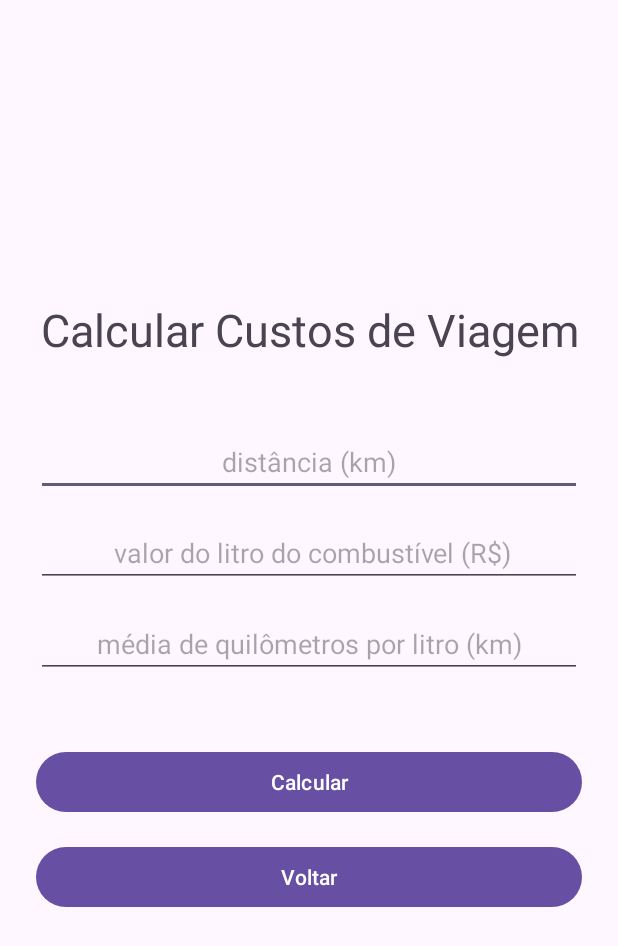
After one commit to kasayuri/Calculadora, an Android app: the ViagemActivity screen opened directly, with no data from a screen before it, on a phone screen of 412 x 824 dp. The commit adds this screen. Shown: the top 946 px of the screen. Run offline under Robolectric (Android 15) with nearby library versions, the phone set to English and light mode, and no system bars.

Commit message:
A nova activity deve permitir realizar o cálculo de uma viagem considerando os fatores: distância, valor do litro do combustível, média de quilômetros por litro que o veículo faz. Não precisa especificar o combustível. Ao final é esperado uma mensagem mostrando quanto será gasto na viagem.

```diff
--- a/app/src/main/AndroidManifest.xml
+++ b/app/src/main/AndroidManifest.xml
@@ -11,6 +11,9 @@
         android:roundIcon="@mipmap/ic_launcher_round"
         android:supportsRtl="true"
         android:theme="@style/Theme.Calculadora">
+        <activity
+            android:name=".ViagemActivity"
+            android:exported="false" />
         <activity
             android:name=".CalculaActivity"
             android:exported="false" />
--- a/app/src/main/java/com/example/calculadora/CalculaActivity.java
+++ b/app/src/main/java/com/example/calculadora/CalculaActivity.java
@@ -1,5 +1,6 @@
 package com.example.calculadora;
 
+import android.content.Intent;
 import android.os.Bundle;
 import android.view.View;
 import android.widget.Button;
@@ -43,6 +44,8 @@ public class CalculaActivity extends AppCompatActivity implements View.OnClickLi
     @Override
     public void onClick(View view) {
         if (view.getId() == R.id.btVoltar) {
+            Intent telaHome = new Intent(CalculaActivity.this, MainActivity.class);
+            startActivity(telaHome);
             finish();
         } else if (view.getId() == R.id.btCalcular) {
             calcular();
--- /dev/null
+++ b/app/src/main/java/com/example/calculadora/ViagemActivity.java
@@ -0,0 +1,65 @@
+package com.example.calculadora;
+
+import android.content.Intent;
+import android.os.Bundle;
+import android.view.View;
+import android.widget.Button;
+import android.widget.EditText;
+import android.widget.Toast;
+
+import androidx.activity.EdgeToEdge;
+import androidx.appcompat.app.AppCompatActivity;
+import androidx.core.graphics.Insets;
+import androidx.core.view.ViewCompat;
+import androidx.core.view.WindowInsetsCompat;
+
+public class ViagemActivity extends AppCompatActivity implements View.OnClickListener {
+
+    @Override
+    protected void onCreate(Bundle savedInstanceState) {
+        super.onCreate(savedInstanceState);
+        EdgeToEdge.enable(this);
+        setContentView(R.layout.activity_viagem);
+        ViewCompat.setOnApplyWindowInsetsListener(findViewById(R.id.main), (v, insets) -> {
+            Insets systemBars = insets.getInsets(WindowInsetsCompat.Type.systemBars());
+            v.setPadding(systemBars.left, systemBars.top, systemBars.right, systemBars.bottom);
+            return insets;
+        });
+
+        Button btVoltarViagem = findViewById(R.id.btVoltarViagem);
+        btVoltarViagem.setOnClickListener(this);
+
+        Button btCalcularViagem = findViewById(R.id.btCalcularViagem);
+        btCalcularViagem.setOnClickListener(this);
+    }
+
+
+    @Override
+    public void onClick(View view) {
+        if (view.getId() == R.id.btVoltarViagem) {
+            Intent telaHome = new Intent(ViagemActivity.this, MainActivity.class);
+            startActivity(telaHome);
+            finish();
+        } else if (view.getId() == R.id.btCalcularViagem) {
+            calcularViagem();
+        }
+    }
+
+    private void calcularViagem(){
+        EditText etDistanciaViagem = findViewById(R.id.etDistanciaViagem);
+        EditText etValorCombustivelViagem = findViewById(R.id.etValorCombustivelViagem);
+        EditText etMediaKmPorLViagem = findViewById(R.id.etMediaKmPorLViagem);
+
+        double distancia = Double.parseDouble(etDistanciaViagem.getText().toString());
+        double valorCombustivel = Double.parseDouble(etValorCombustivelViagem.getText().toString());
+        double mediaKmPorL = Double.parseDouble(etMediaKmPorLViagem.getText().toString());
+
+        double custoViagem = (distancia / mediaKmPorL) * valorCombustivel;
+        String resultado = String.format("%.2f", custoViagem);
+
+        Toast.makeText(ViagemActivity.this,
+                        "Resultado: R$ ".concat(String.valueOf(resultado)),
+                        Toast.LENGTH_LONG)
+                .show();
+    }
+}
--- a/app/src/main/res/layout/activity_main.xml
+++ b/app/src/main/res/layout/activity_main.xml
@@ -32,5 +32,11 @@
             android:layout_height="wrap_content"
             android:layout_marginTop="20dp"
             android:text="@string/calculadora" />
+
+        <Button
+            android:id="@+id/btViagem"
+            android:layout_width="match_parent"
+            android:layout_height="wrap_content"
+            android:text="@string/viagem" />
     </LinearLayout>
 </androidx.constraintlayout.widget.ConstraintLayout>
--- /dev/null
+++ b/app/src/main/res/layout/activity_viagem.xml
@@ -0,0 +1,76 @@
+<?xml version="1.0" encoding="utf-8"?>
+<androidx.constraintlayout.widget.ConstraintLayout xmlns:android="http://schemas.android.com/apk/res/android"
+    xmlns:app="http://schemas.android.com/apk/res-auto"
+    xmlns:tools="http://schemas.android.com/tools"
+    android:id="@+id/main"
+    android:layout_width="match_parent"
+    android:layout_height="match_parent"
+    tools:context=".ViagemActivity">
+
+    <LinearLayout
+        android:layout_width="0dp"
+        android:layout_height="0dp"
+        android:layout_margin="24dp"
+        android:gravity="center_vertical"
+        android:orientation="vertical"
+        app:layout_constraintBottom_toBottomOf="parent"
+        app:layout_constraintEnd_toEndOf="parent"
+        app:layout_constraintStart_toStartOf="parent"
+        app:layout_constraintTop_toTopOf="parent">
+
+        <TextView
+            android:id="@+id/textView4"
+            android:layout_width="match_parent"
+            android:layout_height="wrap_content"
+            android:layout_marginBottom="15dp"
+            android:text="Calcular Custos de Viagem"
+            android:textAlignment="center"
+            android:textSize="30sp" />
+
+        <EditText
+            android:id="@+id/etDistanciaViagem"
+            android:layout_width="match_parent"
+            android:layout_height="wrap_content"
+            android:layout_marginTop="30dp"
+            android:layout_marginBottom="15dp"
+            android:ems="10"
+            android:hint="distância (km)"
+            android:inputType="numberDecimal"
+            android:textAlignment="center" />
+
+        <EditText
+            android:id="@+id/etValorCombustivelViagem"
+            android:layout_width="match_parent"
+            android:layout_height="wrap_content"
+            android:layout_marginBottom="15dp"
+            android:ems="10"
+            android:hint=" valor do litro do combustível (R$)"
+            android:inputType="numberDecimal"
+            android:textAlignment="center" />
+
+        <EditText
+            android:id="@+id/etMediaKmPorLViagem"
+            android:layout_width="match_parent"
+            android:layout_height="wrap_content"
+            android:layout_marginBottom="15dp"
+            android:ems="10"
+            android:hint="média de quilômetros por litro (km)"
+            android:inputType="numberDecimal"
+            android:textAlignment="center" />
+
+        <Button
+            android:id="@+id/btCalcularViagem"
+            android:layout_width="match_parent"
+            android:layout_height="wrap_content"
+            android:layout_marginTop="30dp"
+            android:layout_marginBottom="15dp"
+            android:text="Calcular" />
+
+        <Button
+            android:id="@+id/btVoltarViagem"
+            android:layout_width="match_parent"
+            android:layout_height="wrap_content"
+            android:layout_marginBottom="15dp"
+            android:text="Voltar" />
+    </LinearLayout>
+</androidx.constraintlayout.widget.ConstraintLayout>
--- a/app/src/main/res/values/strings.xml
+++ b/app/src/main/res/values/strings.xml
@@ -6,4 +6,5 @@
     <string name="subtrair_numeros">Subtrair números</string>
     <string name="multiplicar_numeros">Multiplicar números</string>
     <string name="dividir_numeros">Dividir números</string>
+    <string name="viagem">Viagem</string>
 </resources>
```
Also changed, not shown: app/src/main/java/com/example/calculadora/MainActivity.java (+12 -2 lines).
